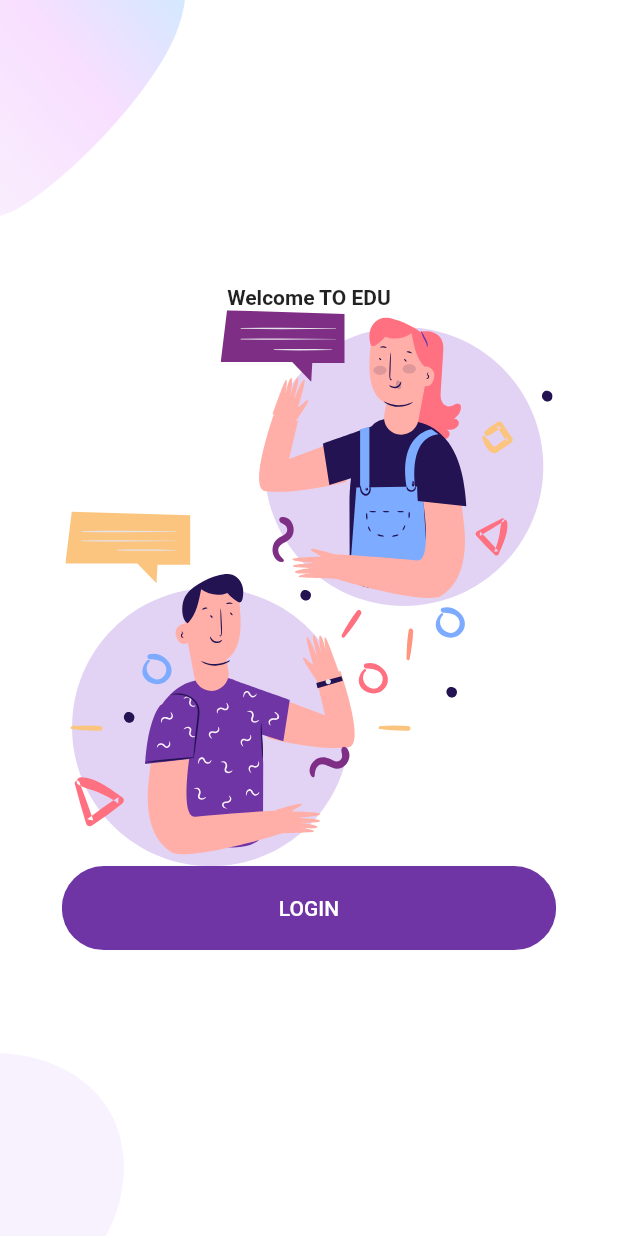
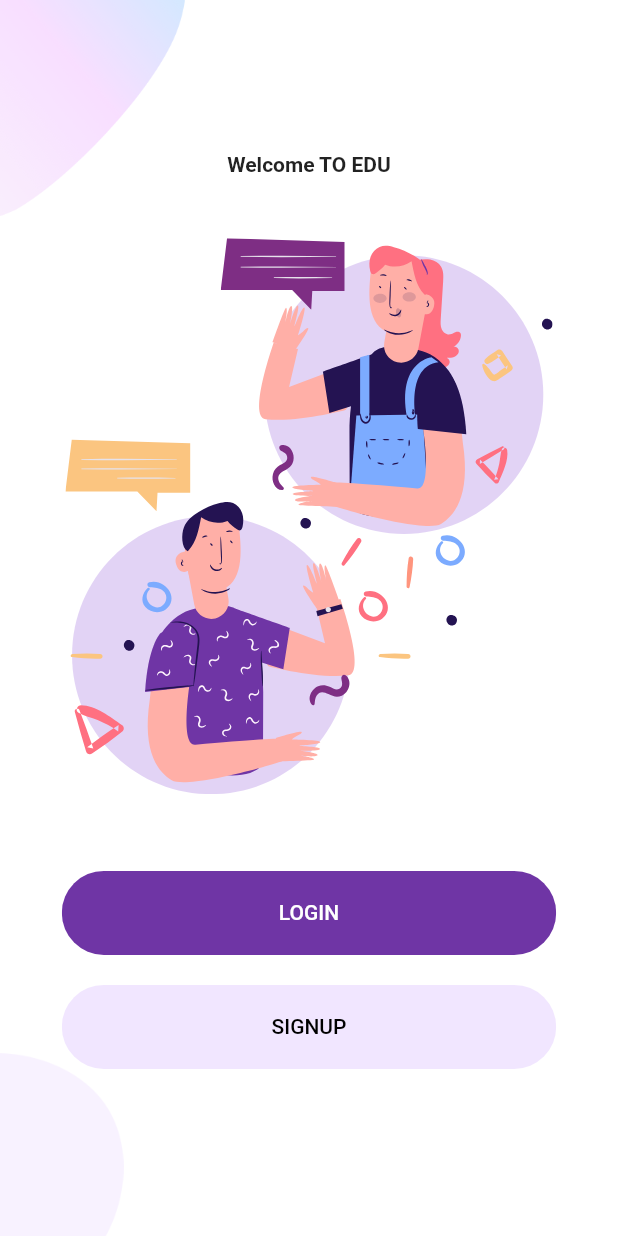
Before and after one commit to PawankumarPK/GamingApp, a Flutter app: the screen it shows after launch, on a phone screen of 412 x 824 dp. Run offline on Flutter 3.47's test engine with Material 2 defaults, Android fonts, the phone set to English and light mode, and no system bars; our stand-ins replace flutter_svg.

Commit message:
home page done

```diff
--- /dev/null
+++ b/lib/component/rounded_button.dart
@@ -0,0 +1,37 @@
+import 'package:flutter/material.dart';
+
+import '../constant.dart';
+
+class RoundedButton extends StatelessWidget {
+  final String text;
+  final Function press;
+  final Color color, textColor;
+
+  const RoundedButton({
+    Key key,
+    this.text,
+    this.press,
+    this.color = kPrimaryColor,
+    this.textColor = Colors.white,
+  }) : super(key: key);
+
+  @override
+  Widget build(BuildContext context) {
+    Size size = MediaQuery.of(context).size;
+    return Container(
+      margin: EdgeInsets.symmetric(vertical: 10),
+      width: size.width * 0.8,
+      child: ClipRRect(
+        borderRadius: BorderRadius.circular(29),
+        child: FlatButton(
+            padding: EdgeInsets.symmetric(vertical: 20, horizontal: 40),
+            color: color,
+            onPressed: press,
+            child: Text(
+              text,
+              style: TextStyle(color: textColor),
+            )),
+      ),
+    );
+  }
+}
--- a/lib/screens/Welcome/component/body.dart
+++ b/lib/screens/Welcome/component/body.dart
@@ -1,3 +1,4 @@
+import 'package:agami_dummy/component/rounded_button.dart';
 import 'package:agami_dummy/constant.dart';
 import 'package:flutter/material.dart';
 import 'package:flutter_svg/flutter_svg.dart';
@@ -8,6 +9,7 @@ class Body extends StatelessWidget {
   Widget build(BuildContext context) {
     Size size = MediaQuery.of(context).size;
     return Background(
+      child: SingleChildScrollView(
         child: Column(
           mainAxisAlignment: MainAxisAlignment.center,
           children: <Widget>[
@@ -15,40 +17,25 @@ class Body extends StatelessWidget {
               "Welcome TO EDU",
               style: TextStyle(fontWeight: FontWeight.bold),
             ),
+            SizedBox(height: size.height * 0.05,),
             SvgPicture.asset(
               "assets/icons/chat.svg",
               height: size.height * 0.45,
             ),
-          RoundedButton()
+            SizedBox(height: size.height * 0.05,),
+            RoundedButton(
+              text: "LOGIN",
+              press: () {},
+            ),
+            RoundedButton(
+              text: "SIGNUP",
+              textColor: Colors.black,
+              color: kPrimaryLightColor,
+              press: () {},
+            )
           ],
+        ),
       ),
     );
   }
 }
-
-class RoundedButton extends StatelessWidget {
-  const RoundedButton({
-    Key key,
-  }) : super(key: key);
-
-
-
-  @override
-  Widget build(BuildContext context) {
-    Size size = MediaQuery.of(context).size;
-    return Container(
-      width: size.width * 0.8,
-      child: ClipRRect(
-        borderRadius: BorderRadius.circular(29),
-        child: FlatButton(
-            padding: EdgeInsets.symmetric(vertical: 20, horizontal: 40),
-            color: kPrimaryColor,
-            onPressed: () {},
-            child: Text(
-              "LOGIN",
-              style: TextStyle(color: Colors.white),
-            )),
-      ),
-    );
-  }
-}
```
Lines whose indentation alone changed are shown as unchanged.
